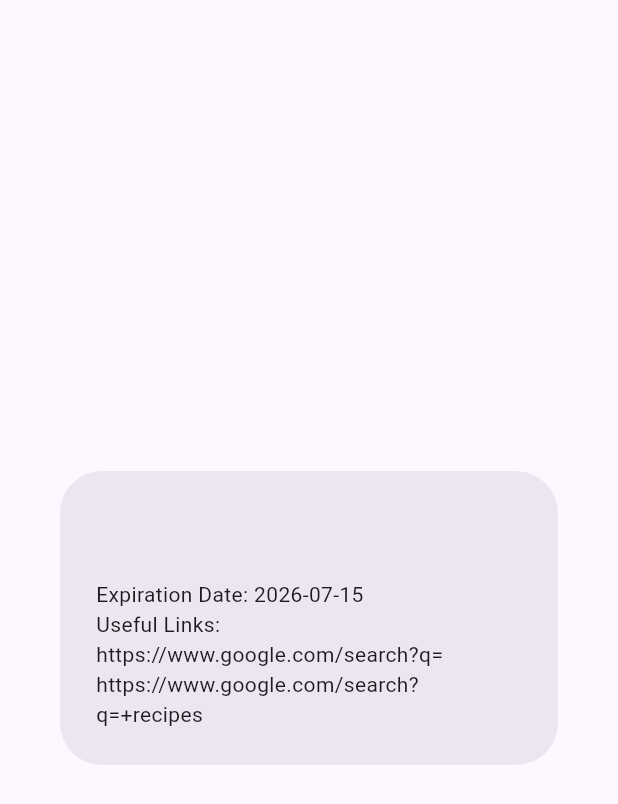
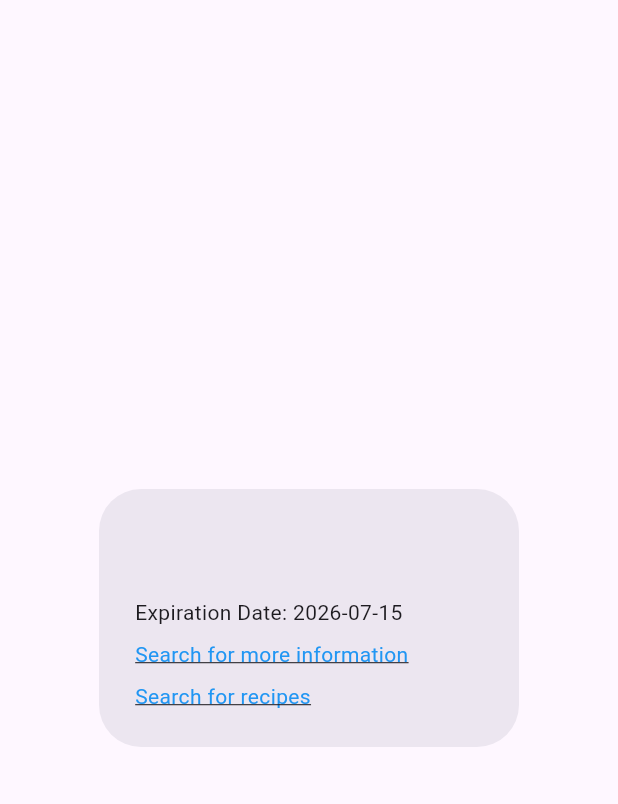
Before and after one commit to JLHC123/FoodApp_Test, a Flutter app: the FoodDetailsDialog widget shown alone on an empty page, opened directly with empty values, on a phone screen of 412 x 824 dp. Shown: the top 804 px of the screen. Run offline on Flutter 3.47's test engine with Material 3 defaults, Android fonts, the phone set to English and light mode, and no system bars; our stand-ins replace sqflite; accounts and stored records are empty.

Commit message:
you can now use the links and it will take you to the page. Needed to install url_launcher and also fix issues with flutter doctor (missing some android SDK and Desktop development things)

```diff
--- a/FoodApp/food_app/lib/widgets/food_details_dialog.dart
+++ b/FoodApp/food_app/lib/widgets/food_details_dialog.dart
@@ -1,6 +1,7 @@
 import 'package:flutter/material.dart';
 import '../models/food.dart';
 import 'package:intl/intl.dart';
+import 'package:url_launcher/url_launcher.dart';
 
 class FoodDetailsDialog extends StatelessWidget {
   final Food food;
@@ -12,17 +13,48 @@ class FoodDetailsDialog extends StatelessWidget {
 
   @override
   Widget build(BuildContext context) {
+    final expirationDate = DateFormat('yyyy-MM-dd').format(food.expirationDate);
+    final foodName = Uri.encodeComponent(food.name);
+    final foodUrl = Uri.parse('https://www.google.com/search?q=$foodName');
+    final recipeUrl = Uri.parse('https://www.google.com/search?q=$foodName+recipes');
     return AlertDialog(
       title: Text(food.name),
       content: Column(
         mainAxisSize: MainAxisSize.min,
         crossAxisAlignment: CrossAxisAlignment.start,
         children: [
-          Text('Expiration Date: ${DateFormat('yyyy-MM-dd').format(food.expirationDate)}'),
-          Text('Useful Links: '),
-          Text('https://www.google.com/search?q=${food.name}'),
-          Text('https://www.google.com/search?q=${food.name}+recipes'),
-        ]
+          Text('Expiration Date: $expirationDate'),
+          const SizedBox(height: 8),
+          InkWell(
+            onTap: () async {
+              if (await canLaunchUrl(foodUrl)) {
+                await launchUrl(foodUrl);
+              }
+            },
+            child: const Text(
+              'Search for more information',
+              style: TextStyle(
+                color: Colors.blue,
+                decoration: TextDecoration.underline,
+              ),
+            ),
+          ),
+          const SizedBox(height: 8),
+          InkWell(
+            onTap: () async {
+              if (await canLaunchUrl(recipeUrl)) {
+                await launchUrl(recipeUrl);
+              }
+            },
+            child: const Text(
+              'Search for recipes',
+              style: TextStyle(
+                color: Colors.blue,
+                decoration: TextDecoration.underline,
+              ),
+            ),
+          ),
+        ],
       )
     );
   }
--- a/FoodApp/food_app/pubspec.yaml
+++ b/FoodApp/food_app/pubspec.yaml
@@ -31,6 +31,7 @@ dependencies:
   flutter:
     sdk: flutter
   intl: ^0.20.3
+  url_launcher: ^6.3.0
 
   # The following adds the Cupertino Icons font to your application.
   # Use with the CupertinoIcons class for iOS style icons.
```
Also changed, not shown: FoodApp/food_app/pubspec.lock, 6 other files.
